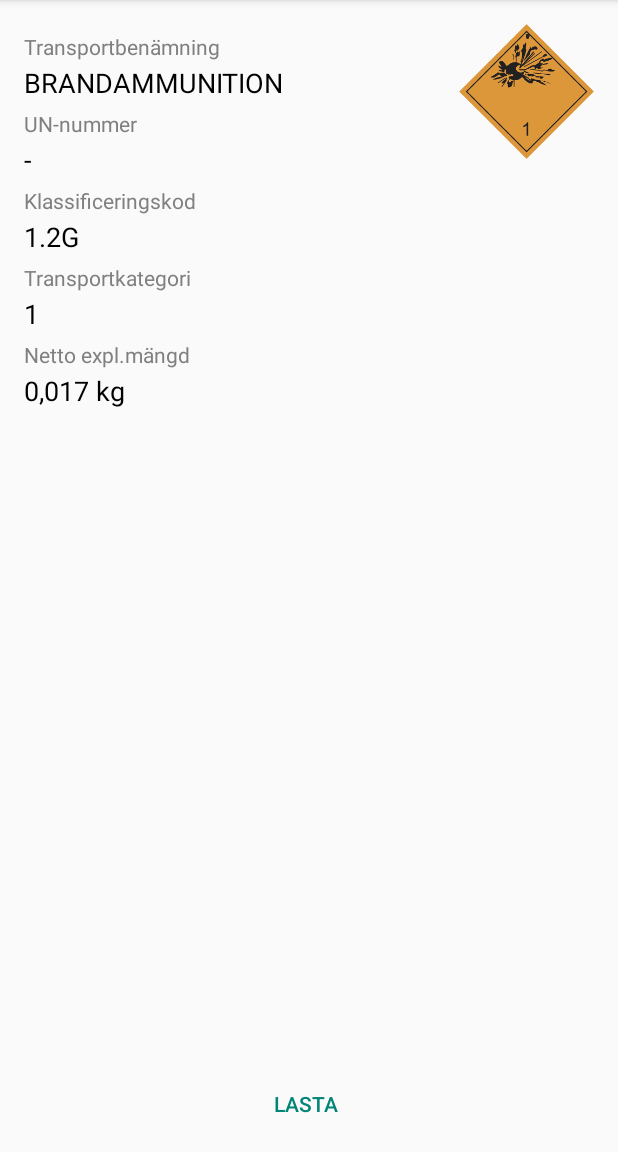
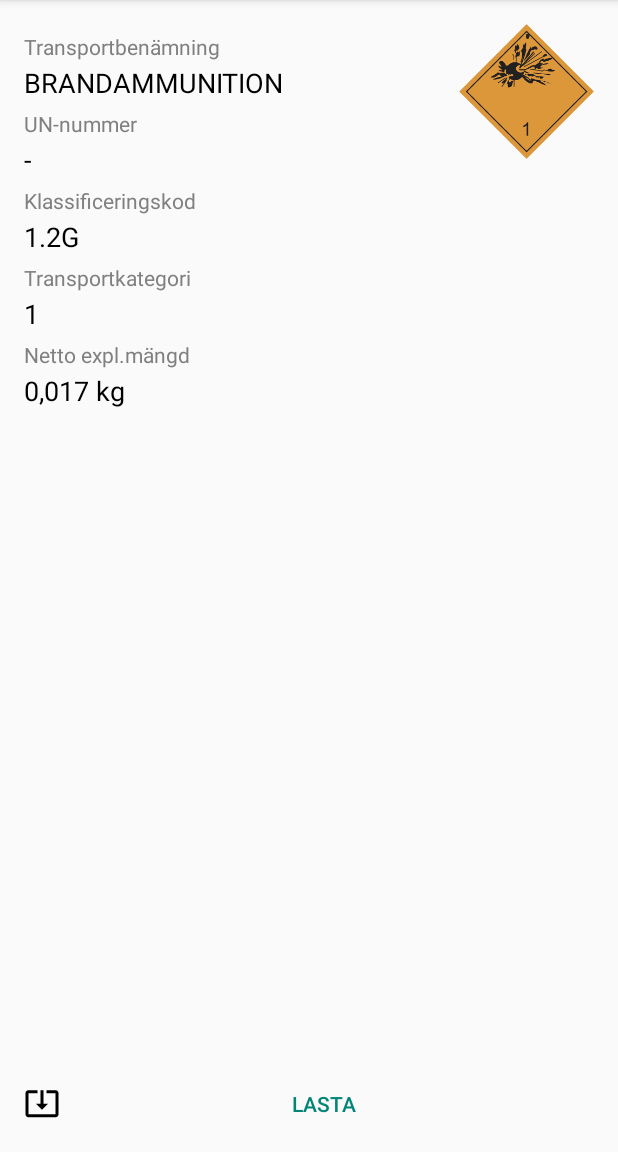
Before and after one commit to wsv-accidis/fm-fg-godsdekl, an Android app: the screen it shows after launch (MainActivity), after a tap on an icon or button, on a phone screen of 412 x 824 dp, the part 84-1236 px from its top. Run offline under Robolectric (Android 15) with nearby library versions, the phone set to English and light mode, and no system bars; network calls fail; 5 statements that could not run were skipped; 1 other tap on this screen came first.

Commit message:
Ikoner på materialsidan. Påbörjat godsdekl.sidan.

```diff
--- a/app/build.gradle
+++ b/app/build.gradle
@@ -25,7 +25,7 @@ android {
 
 dependencies {
     compile fileTree(dir: 'libs', include: ['*.jar'])
-    compile 'com.android.support:appcompat-v7:23.0.1'
+    compile 'com.android.support:appcompat-v7:23.1.0'
 }
 
 allprojects {
--- a/app/src/main/java/se/accidis/fmfg/app/ui/NavigationItem.java
+++ b/app/src/main/java/se/accidis/fmfg/app/ui/NavigationItem.java
@@ -4,13 +4,15 @@ import android.content.res.Resources;
 import android.support.v4.app.Fragment;
 
 import se.accidis.fmfg.app.R;
+import se.accidis.fmfg.app.ui.documents.DocumentFragment;
 import se.accidis.fmfg.app.ui.materials.MaterialsListFragment;
 
 /**
  * Holds the set of navigable items used by the navigation drawer and main activity.
  */
 public enum NavigationItem {
-    MATERIALS_ITEM(0);
+    MATERIALS_ITEM(0),
+    CURRENT_DOCUMENT_ITEM(1);
 
     private final int mPosition;
 
@@ -21,7 +23,8 @@ public enum NavigationItem {
     public static String[] asTitles(Resources resources) {
         // The index of each item in this array _MUST_ match its position in the enum
         return new String[]{
-                resources.getString(R.string.materials_nav_title)
+                resources.getString(R.string.materials_nav_title),
+                resources.getString(R.string.document_nav_title)
         };
     }
 
@@ -29,6 +32,8 @@ public enum NavigationItem {
         switch (item) {
             case MATERIALS_ITEM:
                 return new MaterialsListFragment();
+            case CURRENT_DOCUMENT_ITEM:
+                return new DocumentFragment();
         }
 
         return null;
--- /dev/null
+++ b/app/src/main/res/layout/fragment_document.xml
@@ -0,0 +1,6 @@
+<?xml version="1.0" encoding="utf-8"?>
+<RelativeLayout xmlns:android="http://schemas.android.com/apk/res/android"
+           android:layout_width="match_parent"
+           android:layout_height="match_parent">
+
+</RelativeLayout>
--- a/app/src/main/res/layout/fragment_materials_info.xml
+++ b/app/src/main/res/layout/fragment_materials_info.xml
@@ -22,6 +22,7 @@
             android:layout_height="wrap_content"
             android:layout_marginRight="5dp"
             android:layout_weight="1"
+            android:drawableLeft="@drawable/ic_load"
             android:text="@string/material_load"/>
 
         <Button
@@ -31,6 +32,7 @@
             android:layout_height="wrap_content"
             android:layout_marginRight="5dp"
             android:layout_weight="1"
+            android:drawableLeft="@drawable/ic_clear"
             android:text="@string/material_remove"/>
     </LinearLayout>
 
--- a/app/src/main/res/values/strings.xml
+++ b/app/src/main/res/values/strings.xml
@@ -1,6 +1,8 @@
 <?xml version="1.0" encoding="utf-8"?>
 <resources>
     <string name="app_name">FM FG Godsdeklaration</string>
+
+    <string name="document_nav_title">Redigera godsdekl.</string>
 
     <string name="generic_load_error">Ett oväntat fel har uppstått. Vänligen kontakta utvecklaren.</string>
 
```
Also changed, not shown: app/src/main/java/se/accidis/fmfg/app/ui/documents/DocumentFragment.java (added, +23 -0 lines), app/src/main/res/drawable-hdpi/ic_load.png (added), app/src/main/res/drawable-mdpi/ic_load.png (added), app/src/main/res/drawable-xhdpi/ic_load.png (added), app/src/main/res/drawable-xxhdpi/ic_load.png (added), 1 other file.
